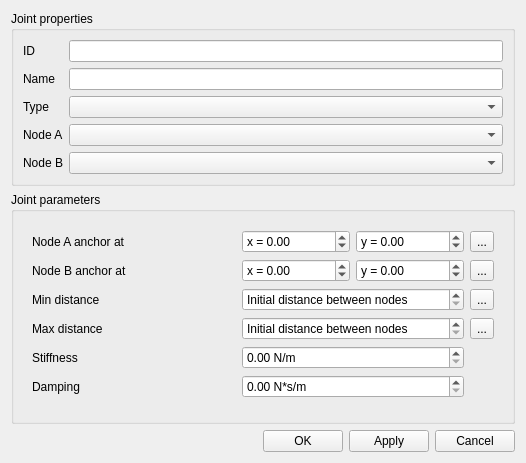
Qt form editor/gui/dlgjoint.ui (ensisoft/detonator) before a commit.
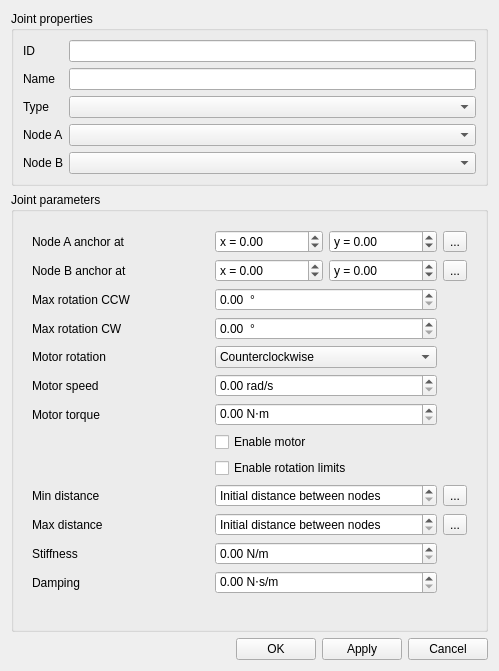
The same form after that commit. Icons and pictures are not drawn.

```diff
--- a/editor/gui/dlgjoint.ui
+++ b/editor/gui/dlgjoint.ui
@@ -6,8 +6,8 @@
    <rect>
     <x>0</x>
     <y>0</y>
-    <width>526</width>
-    <height>463</height>
+    <width>499</width>
+    <height>671</height>
    </rect>
   </property>
   <property name="windowTitle">
@@ -88,40 +88,55 @@
      </property>
      <layout class="QVBoxLayout" name="verticalLayout">
       <item>
-       <widget class="QStackedWidget" name="stackedWidget">
-        <property name="currentIndex">
-         <number>0</number>
-        </property>
-        <widget class="QWidget" name="pageDistance">
+       <widget class="QWidget" name="widget" native="true">
          <layout class="QGridLayout" name="gridLayout">
-          <item row="5" column="0">
-           <widget class="QLabel" name="label_6">
-            <property name="text">
-             <string>Damping</string>
-            </property>
-           </widget>
-          </item>
-          <item row="5" column="1">
-           <widget class="QDoubleSpinBox" name="damping">
-            <property name="prefix">
-             <string/>
-            </property>
-            <property name="suffix">
-             <string> N*s/m</string>
-            </property>
-           </widget>
-          </item>
-          <item row="3" column="0">
-           <widget class="QLabel" name="label_9">
+         <item row="12" column="0">
+          <widget class="QLabel" name="lblMaxDistance">
             <property name="text">
              <string>Max distance</string>
             </property>
            </widget>
           </item>
-          <item row="0" column="0">
-           <widget class="QLabel" name="label_10">
+         <item row="7" column="1">
+          <widget class="QDoubleSpinBox" name="motorTorque">
+           <property name="suffix">
+            <string> N⋅m</string>
+           </property>
+          </widget>
+         </item>
+         <item row="6" column="1">
+          <widget class="QDoubleSpinBox" name="motorSpeed">
+           <property name="suffix">
+            <string> rad/s</string>
+           </property>
+           <property name="minimum">
+            <double>0.000000000000000</double>
+           </property>
+           <property name="maximum">
+            <double>100.000000000000000</double>
+           </property>
+          </widget>
+         </item>
+         <item row="2" column="1">
+          <widget class="QDoubleSpinBox" name="upperAngle">
+           <property name="suffix">
+            <string>  °</string>
+           </property>
+           <property name="minimum">
+            <double>0.000000000000000</double>
+           </property>
+           <property name="maximum">
+            <double>360.000000000000000</double>
+           </property>
+           <property name="stepType">
+            <enum>QAbstractSpinBox::AdaptiveDecimalStepType</enum>
+           </property>
+          </widget>
+         </item>
+         <item row="7" column="0">
+          <widget class="QLabel" name="lblMotorTorque">
             <property name="text">
-             <string>Node A anchor at</string>
+            <string>Motor torque</string>
             </property>
            </widget>
           </item>
@@ -170,79 +185,10 @@
             </item>
            </layout>
           </item>
-          <item row="3" column="2">
-           <widget class="QToolButton" name="btnResetMaxDistance">
-            <property name="toolTip">
-             <string>Reset idle track to nothing</string>
-            </property>
+         <item row="14" column="0">
+          <widget class="QLabel" name="lblStiffness">
             <property name="text">
-             <string>...</string>
-            </property>
-            <property name="icon">
-             <iconset resource="../resource/resource.qrc">
-              <normaloff>:/16x16_ico_png/reset.png</normaloff>:/16x16_ico_png/reset.png</iconset>
-            </property>
-            <property name="autoRaise">
-             <bool>false</bool>
-            </property>
-            <property name="arrowType">
-             <enum>Qt::NoArrow</enum>
-            </property>
-           </widget>
-          </item>
-          <item row="4" column="1">
-           <widget class="QDoubleSpinBox" name="stiffness">
-            <property name="suffix">
-             <string> N/m</string>
-            </property>
-           </widget>
-          </item>
-          <item row="2" column="1">
-           <layout class="QHBoxLayout" name="horizontalLayout_2">
-            <item>
-             <widget class="QDoubleSpinBox" name="minDist">
-              <property name="enabled">
-               <bool>true</bool>
-              </property>
-              <property name="specialValueText">
-               <string>Initial distance between nodes</string>
-              </property>
-              <property name="decimals">
-               <number>1</number>
-              </property>
-              <property name="minimum">
-               <double>-0.100000000000000</double>
-              </property>
-              <property name="maximum">
-               <double>1000000.000000000000000</double>
-              </property>
-              <property name="stepType">
-               <enum>QAbstractSpinBox::AdaptiveDecimalStepType</enum>
-              </property>
-              <property name="value">
-               <double>-0.100000000000000</double>
-              </property>
-             </widget>
-            </item>
-           </layout>
-          </item>
-          <item row="2" column="2">
-           <widget class="QToolButton" name="btnResetMinDistance">
-            <property name="toolTip">
-             <string>Reset idle track to nothing</string>
-            </property>
-            <property name="text">
-             <string>...</string>
-            </property>
-            <property name="icon">
-             <iconset resource="../resource/resource.qrc">
-              <normaloff>:/16x16_ico_png/reset.png</normaloff>:/16x16_ico_png/reset.png</iconset>
-            </property>
-            <property name="autoRaise">
-             <bool>false</bool>
-            </property>
-            <property name="arrowType">
-             <enum>Qt::NoArrow</enum>
+            <string>Stiffness</string>
             </property>
            </widget>
           </item>
@@ -266,46 +212,10 @@
             </property>
            </widget>
           </item>
-          <item row="2" column="0">
-           <widget class="QLabel" name="label_7">
+         <item row="0" column="0">
+          <widget class="QLabel" name="lblANodeAnchor">
             <property name="text">
-             <string>Min distance</string>
-            </property>
-           </widget>
-          </item>
-          <item row="3" column="1">
-           <layout class="QHBoxLayout" name="horizontalLayout_3">
-            <item>
-             <widget class="QDoubleSpinBox" name="maxDist">
-              <property name="enabled">
-               <bool>true</bool>
-              </property>
-              <property name="specialValueText">
-               <string>Initial distance between nodes</string>
-              </property>
-              <property name="decimals">
-               <number>1</number>
-              </property>
-              <property name="minimum">
-               <double>-0.100000000000000</double>
-              </property>
-              <property name="maximum">
-               <double>1000000.000000000000000</double>
-              </property>
-              <property name="stepType">
-               <enum>QAbstractSpinBox::AdaptiveDecimalStepType</enum>
-              </property>
-              <property name="value">
-               <double>-0.100000000000000</double>
-              </property>
-             </widget>
-            </item>
-           </layout>
-          </item>
-          <item row="4" column="0">
-           <widget class="QLabel" name="label_5">
-            <property name="text">
-             <string>Stiffness</string>
+            <string>Node A anchor at</string>
             </property>
            </widget>
           </item>
@@ -316,50 +226,29 @@
             </property>
            </widget>
           </item>
-          <item row="1" column="1">
-           <layout class="QHBoxLayout" name="horizontalLayout_5">
-            <item>
-             <widget class="QDoubleSpinBox" name="dstX">
-              <property name="enabled">
-               <bool>true</bool>
-              </property>
-              <property name="prefix">
-               <string>x = </string>
-              </property>
-              <property name="minimum">
-               <double>-1000000.000000000000000</double>
-              </property>
-              <property name="maximum">
-               <double>1000000.000000000000000</double>
-              </property>
-              <property name="stepType">
-               <enum>QAbstractSpinBox::AdaptiveDecimalStepType</enum>
-              </property>
-             </widget>
-            </item>
-            <item>
-             <widget class="QDoubleSpinBox" name="dstY">
-              <property name="enabled">
-               <bool>true</bool>
-              </property>
-              <property name="buttonSymbols">
-               <enum>QAbstractSpinBox::UpDownArrows</enum>
-              </property>
-              <property name="prefix">
-               <string>y = </string>
-              </property>
-              <property name="minimum">
-               <double>-1000000.000000000000000</double>
-              </property>
-              <property name="maximum">
-               <double>1000000.000000000000000</double>
-              </property>
-              <property name="stepType">
-               <enum>QAbstractSpinBox::AdaptiveDecimalStepType</enum>
-              </property>
-             </widget>
-            </item>
-           </layout>
+         <item row="10" column="0">
+          <widget class="QLabel" name="lblMinDistance">
+           <property name="text">
+            <string>Min distance</string>
+           </property>
+          </widget>
+         </item>
+         <item row="3" column="0">
+          <widget class="QLabel" name="lblLowerAngleLimit">
+           <property name="text">
+            <string>Max rotation CW</string>
+           </property>
+           <property name="wordWrap">
+            <bool>false</bool>
+           </property>
+          </widget>
+         </item>
+         <item row="14" column="1">
+          <widget class="QDoubleSpinBox" name="stiffness">
+           <property name="suffix">
+            <string> N/m</string>
+           </property>
+          </widget>
           </item>
           <item row="1" column="2">
            <widget class="QToolButton" name="btnResetDstAnchor">
@@ -381,8 +270,243 @@
             </property>
            </widget>
           </item>
-         </layout>
-        </widget>
+         <item row="15" column="1">
+          <widget class="QDoubleSpinBox" name="damping">
+           <property name="prefix">
+            <string/>
+           </property>
+           <property name="suffix">
+            <string> N⋅s/m</string>
+           </property>
+          </widget>
+         </item>
+         <item row="9" column="1">
+          <widget class="QCheckBox" name="chkEnableLimit">
+           <property name="text">
+            <string>Enable rotation limits</string>
+           </property>
+          </widget>
+         </item>
+         <item row="1" column="1">
+          <layout class="QHBoxLayout" name="nodeBAnchor">
+           <item>
+            <widget class="QDoubleSpinBox" name="dstX">
+             <property name="enabled">
+              <bool>true</bool>
+             </property>
+             <property name="prefix">
+              <string>x = </string>
+             </property>
+             <property name="minimum">
+              <double>-1000000.000000000000000</double>
+             </property>
+             <property name="maximum">
+              <double>1000000.000000000000000</double>
+             </property>
+             <property name="stepType">
+              <enum>QAbstractSpinBox::AdaptiveDecimalStepType</enum>
+             </property>
+            </widget>
+           </item>
+           <item>
+            <widget class="QDoubleSpinBox" name="dstY">
+             <property name="enabled">
+              <bool>true</bool>
+             </property>
+             <property name="buttonSymbols">
+              <enum>QAbstractSpinBox::UpDownArrows</enum>
+             </property>
+             <property name="prefix">
+              <string>y = </string>
+             </property>
+             <property name="minimum">
+              <double>-1000000.000000000000000</double>
+             </property>
+             <property name="maximum">
+              <double>1000000.000000000000000</double>
+             </property>
+             <property name="stepType">
+              <enum>QAbstractSpinBox::AdaptiveDecimalStepType</enum>
+             </property>
+            </widget>
+           </item>
+          </layout>
+         </item>
+         <item row="2" column="0">
+          <widget class="QLabel" name="lblUpperangleLimit">
+           <property name="text">
+            <string>Max rotation CCW</string>
+           </property>
+           <property name="scaledContents">
+            <bool>false</bool>
+           </property>
+           <property name="wordWrap">
+            <bool>false</bool>
+           </property>
+          </widget>
+         </item>
+         <item row="10" column="2">
+          <widget class="QToolButton" name="btnResetMinDistance">
+           <property name="toolTip">
+            <string>Reset idle track to nothing</string>
+           </property>
+           <property name="text">
+            <string>...</string>
+           </property>
+           <property name="icon">
+            <iconset resource="../resource/resource.qrc">
+             <normaloff>:/16x16_ico_png/reset.png</normaloff>:/16x16_ico_png/reset.png</iconset>
+           </property>
+           <property name="autoRaise">
+            <bool>false</bool>
+           </property>
+           <property name="arrowType">
+            <enum>Qt::NoArrow</enum>
+           </property>
+          </widget>
+         </item>
+         <item row="8" column="1">
+          <widget class="QCheckBox" name="chkEnableMotor">
+           <property name="text">
+            <string>Enable motor</string>
+           </property>
+          </widget>
+         </item>
+         <item row="15" column="0">
+          <widget class="QLabel" name="lblDamping">
+           <property name="text">
+            <string>Damping</string>
+           </property>
+          </widget>
+         </item>
+         <item row="12" column="1">
+          <widget class="QDoubleSpinBox" name="maxDist">
+           <property name="enabled">
+            <bool>true</bool>
+           </property>
+           <property name="specialValueText">
+            <string>Initial distance between nodes</string>
+           </property>
+           <property name="decimals">
+            <number>1</number>
+           </property>
+           <property name="minimum">
+            <double>-0.100000000000000</double>
+           </property>
+           <property name="maximum">
+            <double>1000000.000000000000000</double>
+           </property>
+           <property name="stepType">
+            <enum>QAbstractSpinBox::AdaptiveDecimalStepType</enum>
+           </property>
+           <property name="value">
+            <double>-0.100000000000000</double>
+           </property>
+          </widget>
+         </item>
+         <item row="10" column="1">
+          <widget class="QDoubleSpinBox" name="minDist">
+           <property name="enabled">
+            <bool>true</bool>
+           </property>
+           <property name="specialValueText">
+            <string>Initial distance between nodes</string>
+           </property>
+           <property name="decimals">
+            <number>1</number>
+           </property>
+           <property name="minimum">
+            <double>-0.100000000000000</double>
+           </property>
+           <property name="maximum">
+            <double>1000000.000000000000000</double>
+           </property>
+           <property name="stepType">
+            <enum>QAbstractSpinBox::AdaptiveDecimalStepType</enum>
+           </property>
+           <property name="value">
+            <double>-0.100000000000000</double>
+           </property>
+          </widget>
+         </item>
+         <item row="6" column="0">
+          <widget class="QLabel" name="lblMotorSpeed">
+           <property name="text">
+            <string>Motor speed</string>
+           </property>
+          </widget>
+         </item>
+         <item row="12" column="2">
+          <widget class="QToolButton" name="btnResetMaxDistance">
+           <property name="toolTip">
+            <string>Reset idle track to nothing</string>
+           </property>
+           <property name="text">
+            <string>...</string>
+           </property>
+           <property name="icon">
+            <iconset resource="../resource/resource.qrc">
+             <normaloff>:/16x16_ico_png/reset.png</normaloff>:/16x16_ico_png/reset.png</iconset>
+           </property>
+           <property name="autoRaise">
+            <bool>false</bool>
+           </property>
+           <property name="arrowType">
+            <enum>Qt::NoArrow</enum>
+           </property>
+          </widget>
+         </item>
+         <item row="3" column="1">
+          <widget class="QDoubleSpinBox" name="lowerAngle">
+           <property name="suffix">
+            <string>  °</string>
+           </property>
+           <property name="minimum">
+            <double>0.000000000000000</double>
+           </property>
+           <property name="maximum">
+            <double>360.000000000000000</double>
+           </property>
+           <property name="stepType">
+            <enum>QAbstractSpinBox::AdaptiveDecimalStepType</enum>
+           </property>
+          </widget>
+         </item>
+         <item row="16" column="1">
+          <spacer name="verticalSpacer">
+           <property name="orientation">
+            <enum>Qt::Vertical</enum>
+           </property>
+           <property name="sizeHint" stdset="0">
+            <size>
+             <width>20</width>
+             <height>40</height>
+            </size>
+           </property>
+          </spacer>
+         </item>
+         <item row="4" column="1">
+          <widget class="QComboBox" name="cmbMotorRotation">
+           <item>
+            <property name="text">
+             <string>Counterclockwise</string>
+            </property>
+           </item>
+           <item>
+            <property name="text">
+             <string>Clockwise</string>
+            </property>
+           </item>
+          </widget>
+         </item>
+         <item row="4" column="0">
+          <widget class="QLabel" name="lblMotorRotation">
+           <property name="text">
+            <string>Motor rotation</string>
+           </property>
+          </widget>
+         </item>
+        </layout>
        </widget>
       </item>
      </layout>
```
Left out of the diff: 11 changed lines with no effect on the pictures. Lines whose indentation alone changed are shown as unchanged.
